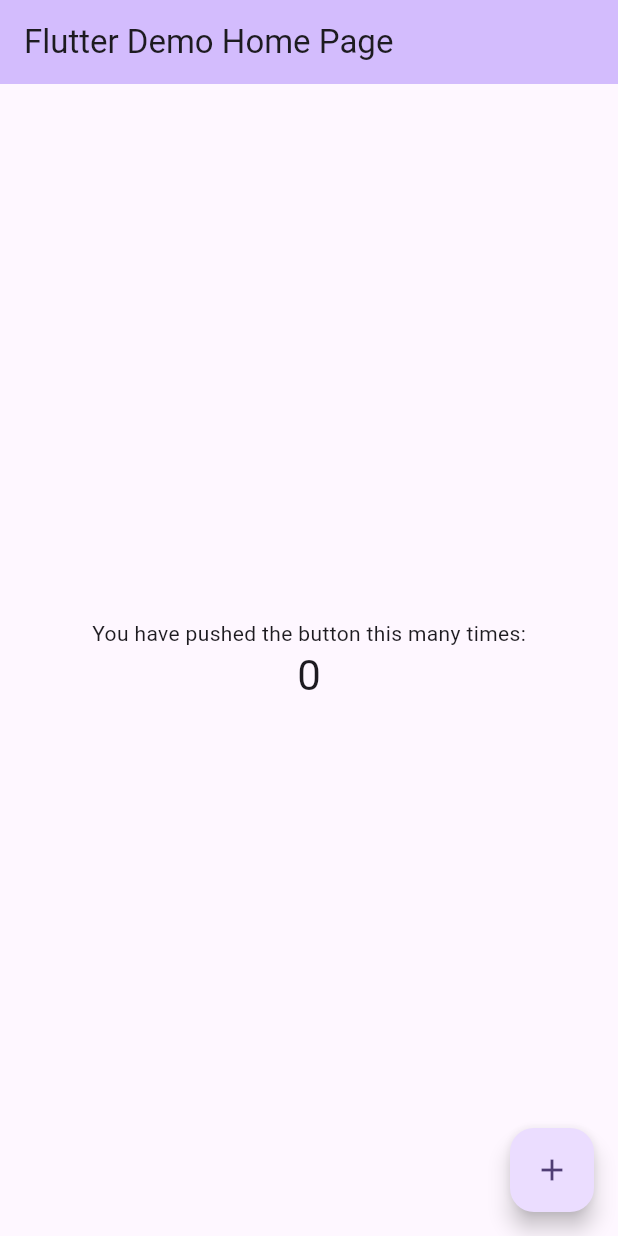
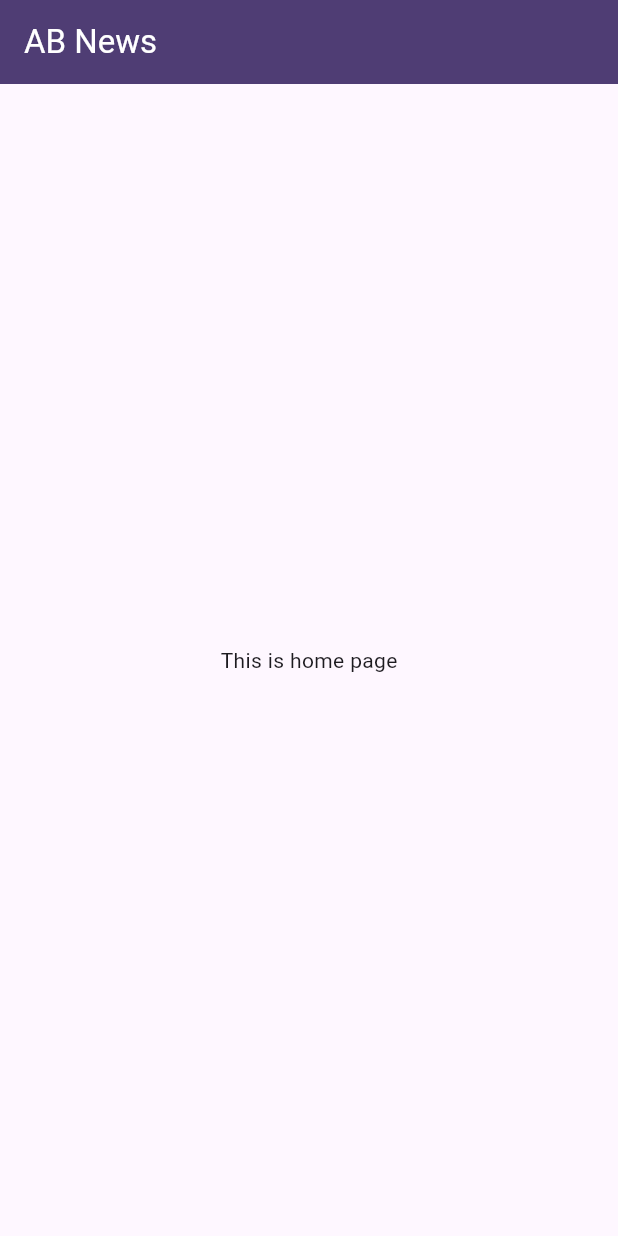
Before and after one commit to dev-sithu/ab_news_app, a Flutter app: the screen it shows after launch, on a phone screen of 412 x 824 dp. Run offline on Flutter 3.47's test engine with Material 3 defaults, Android fonts, the phone set to English and light mode, and no system bars.

Commit message:
Separate views

```diff
--- /dev/null
+++ b/lib/config/app_theme.dart
@@ -0,0 +1,8 @@
+import 'package:flutter/material.dart';
+
+ThemeData theme() {
+  return ThemeData(
+    colorScheme: ColorScheme.fromSeed(seedColor: Colors.deepPurple),
+    useMaterial3: true,
+  );
+}
--- a/lib/main.dart
+++ b/lib/main.dart
@@ -1,3 +1,5 @@
+import 'package:ab_news_app/config/app_theme.dart';
+import 'package:ab_news_app/views/home.dart';
 import 'package:flutter/material.dart';
 
 void main() {
@@ -11,115 +13,9 @@ class MyApp extends StatelessWidget {
   @override
   Widget build(BuildContext context) {
     return MaterialApp(
-      title: 'Flutter Demo',
-      theme: ThemeData(
-        // This is the theme of your application.
-        //
-        // TRY THIS: Try running your application with "flutter run". You'll see
-        // the application has a purple toolbar. Then, without quitting the app,
-        // try changing the seedColor in the colorScheme below to Colors.green
-        // and then invoke "hot reload" (save your changes or press the "hot
-        // reload" button in a Flutter-supported IDE, or press "r" if you used
-        // the command line to start the app).
-        //
-        // Notice that the counter didn't reset back to zero; the application
-        // state is not lost during the reload. To reset the state, use hot
-        // restart instead.
-        //
-        // This works for code too, not just values: Most code changes can be
-        // tested with just a hot reload.
-        colorScheme: ColorScheme.fromSeed(seedColor: Colors.deepPurple),
-        useMaterial3: true,
-      ),
-      home: const MyHomePage(title: 'Flutter Demo Home Page'),
+      debugShowCheckedModeBanner: false,
+      theme: theme(),
+      home: const Home(),
     );
   }
 }
-
-class MyHomePage extends StatefulWidget {
-  const MyHomePage({super.key, required this.title});
-
-  // This widget is the home page of your application. It is stateful, meaning
-  // that it has a State object (defined below) that contains fields that affect
-  // how it looks.
-
-  // This class is the configuration for the state. It holds the values (in this
-  // case the title) provided by the parent (in this case the App widget) and
-  // used by the build method of the State. Fields in a Widget subclass are
-  // always marked "final".
-
-  final String title;
-
-  @override
-  State<MyHomePage> createState() => _MyHomePageState();
-}
-
-class _MyHomePageState extends State<MyHomePage> {
-  int _counter = 0;
-
-  void _incrementCounter() {
-    setState(() {
-      // This call to setState tells the Flutter framework that something has
-      // changed in this State, which causes it to rerun the build method below
-      // so that the display can reflect the updated values. If we changed
-      // _counter without calling setState(), then the build method would not be
-      // called again, and so nothing would appear to happen.
-      _counter++;
-    });
-  }
-
-  @override
-  Widget build(BuildContext context) {
-    // This method is rerun every time setState is called, for instance as done
-    // by the _incrementCounter method above.
-    //
-    // The Flutter framework has been optimized to make rerunning build methods
-    // fast, so that you can just rebuild anything that needs updating rather
-    // than having to individually change instances of widgets.
-    return Scaffold(
-      appBar: AppBar(
-        // TRY THIS: Try changing the color here to a specific color (to
-        // Colors.amber, perhaps?) and trigger a hot reload to see the AppBar
-        // change color while the other colors stay the same.
-        backgroundColor: Theme.of(context).colorScheme.inversePrimary,
-        // Here we take the value from the MyHomePage object that was created by
-        // the App.build method, and use it to set our appbar title.
-        title: Text(widget.title),
-      ),
-      body: Center(
-        // Center is a layout widget. It takes a single child and positions it
-        // in the middle of the parent.
-        child: Column(
-          // Column is also a layout widget. It takes a list of children and
-          // arranges them vertically. By default, it sizes itself to fit its
-          // children horizontally, and tries to be as tall as its parent.
-          //
-          // Column has various properties to control how it sizes itself and
-          // how it positions its children. Here we use mainAxisAlignment to
-          // center the children vertically; the main axis here is the vertical
-          // axis because Columns are vertical (the cross axis would be
-          // horizontal).
-          //
-          // TRY THIS: Invoke "debug painting" (choose the "Toggle Debug Paint"
-          // action in the IDE, or press "p" in the console), to see the
-          // wireframe for each widget.
-          mainAxisAlignment: MainAxisAlignment.center,
-          children: <Widget>[
-            const Text(
-              'You have pushed the button this many times:',
-            ),
-            Text(
-              '$_counter',
-              style: Theme.of(context).textTheme.headlineMedium,
-            ),
-          ],
-        ),
-      ),
-      floatingActionButton: FloatingActionButton(
-        onPressed: _incrementCounter,
-        tooltip: 'Increment',
-        child: const Icon(Icons.add),
-      ), // This trailing comma makes auto-formatting nicer for build methods.
-    );
-  }
-}
--- /dev/null
+++ b/lib/views/home.dart
@@ -0,0 +1,21 @@
+import 'package:flutter/material.dart';
+
+class Home extends StatelessWidget {
+  const Home({super.key});
+
+  @override
+  Widget build(BuildContext context) {
+    return Scaffold(
+      appBar: AppBar(
+        backgroundColor: Theme.of(context).colorScheme.onPrimaryContainer,
+        title: const Text(
+          'AB News',
+          style: TextStyle(color: Colors.white),
+        ),
+      ),
+      body: const Center(
+        child: Text('This is home page'),
+      ),
+    );
+  }
+}
```
